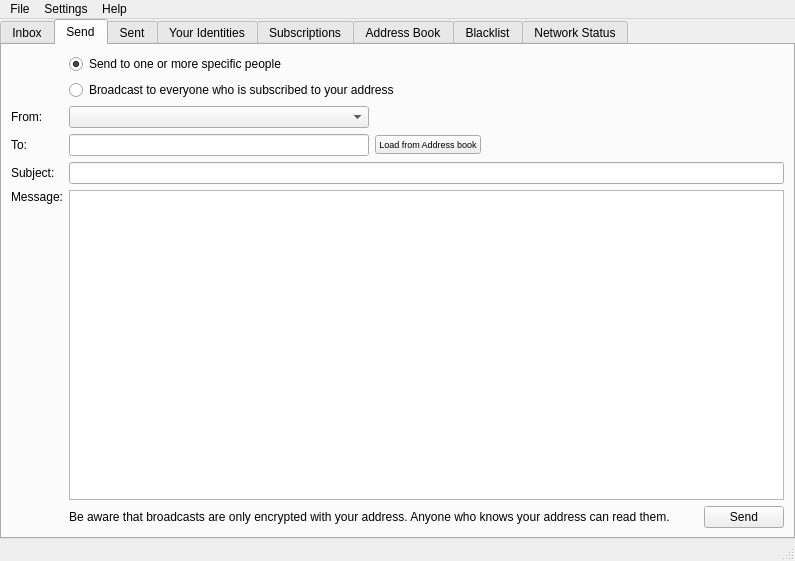
Above: src/bitmessageqt/bitmessageui.ui from Bitmessage/PyBitmessage before the change. Below: the same form after it.
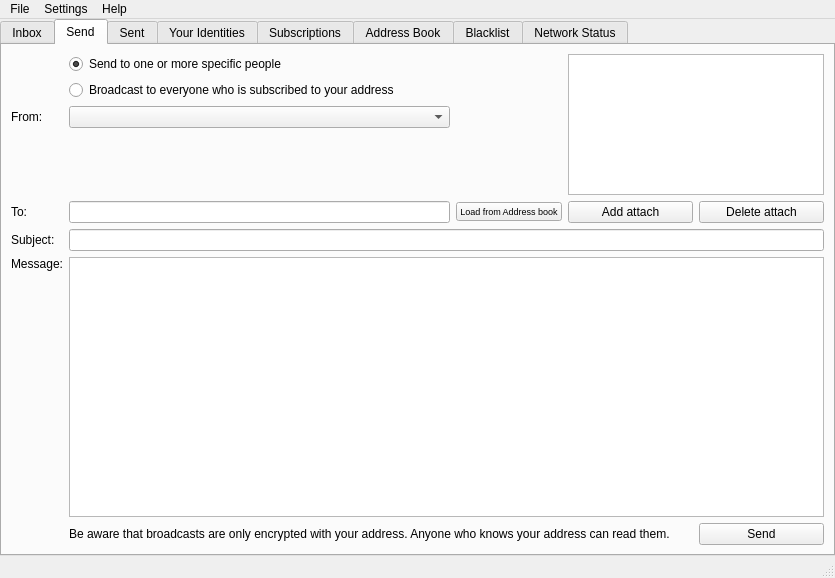
That is the form after the change. The open tabs and pages were chosen to show the change. Icons and pictures are not drawn.

```diff
--- a/src/bitmessageqt/bitmessageui.ui
+++ b/src/bitmessageqt/bitmessageui.ui
@@ -6,8 +6,8 @@
    <rect>
     <x>0</x>
     <y>0</y>
-    <width>795</width>
-    <height>561</height>
+    <width>835</width>
+    <height>578</height>
    </rect>
   </property>
   <property name="windowTitle">
@@ -152,19 +152,7 @@
         <string>Send</string>
        </attribute>
        <layout class="QGridLayout" name="gridLayout_2">
-        <item row="3" column="2" colspan="2">
-         <widget class="QPushButton" name="pushButtonLoadFromAddressBook">
-          <property name="font">
-           <font>
-            <pointsize>7</pointsize>
-           </font>
-          </property>
-          <property name="text">
-           <string>Load from Address book</string>
-          </property>
-         </widget>
-        </item>
-        <item row="5" column="0">
+        <item row="10" column="0">
          <widget class="QLabel" name="label_4">
           <property name="text">
            <string>Message:</string>
@@ -181,20 +169,13 @@
           </property>
          </widget>
         </item>
-        <item row="4" column="0">
+        <item row="9" column="0">
          <widget class="QLabel" name="label_3">
           <property name="text">
            <string>Subject:</string>
           </property>
          </widget>
         </item>
-        <item row="2" column="2" colspan="3">
-         <widget class="QLabel" name="labelFrom">
-          <property name="text">
-           <string/>
-          </property>
-         </widget>
-        </item>
         <item row="0" column="1">
          <widget class="QRadioButton" name="radioButtonSpecific">
           <property name="text">
@@ -205,21 +186,28 @@
           </property>
          </widget>
         </item>
-        <item row="3" column="1">
+        <item row="6" column="1">
          <widget class="QLineEdit" name="lineEditTo"/>
         </item>
-        <item row="5" column="1" rowspan="2" colspan="5">
+        <item row="10" column="1" rowspan="2" colspan="5">
          <widget class="QTextEdit" name="textEditMessage">
           <property name="html">
            <string>&lt;!DOCTYPE HTML PUBLIC &quot;-//W3C//DTD HTML 4.0//EN&quot; &quot;http://www.w3.org/TR/REC-html40/strict.dtd&quot;&gt;
 &lt;html&gt;&lt;head&gt;&lt;meta name=&quot;qrichtext&quot; content=&quot;1&quot; /&gt;&lt;style type=&quot;text/css&quot;&gt;
 p, li { white-space: pre-wrap; }
-&lt;/style&gt;&lt;/head&gt;&lt;body style=&quot; font-family:'MS Shell Dlg 2'; font-size:9pt; font-weight:400; font-style:normal;&quot;&gt;
-&lt;p style=&quot;-qt-paragraph-type:empty; margin-top:0px; margin-bottom:0px; margin-left:0px; margin-right:0px; -qt-block-indent:0; text-indent:0px;&quot;&gt;&lt;br /&gt;&lt;/p&gt;&lt;/body&gt;&lt;/html&gt;</string>
+&lt;/style&gt;&lt;/head&gt;&lt;body style=&quot; font-family:'Sans'; font-size:9pt; font-weight:400; font-style:normal;&quot;&gt;
+&lt;p style=&quot;-qt-paragraph-type:empty; margin-top:0px; margin-bottom:0px; margin-left:0px; margin-right:0px; -qt-block-indent:0; text-indent:0px; font-family:'MS Shell Dlg 2';&quot;&gt;&lt;br /&gt;&lt;/p&gt;&lt;/body&gt;&lt;/html&gt;</string>
           </property>
          </widget>
         </item>
-        <item row="3" column="0">
+        <item row="1" column="1" colspan="3">
+         <widget class="QRadioButton" name="radioButtonBroadcast">
+          <property name="text">
+           <string>Broadcast to everyone who is subscribed to your address</string>
+          </property>
+         </widget>
+        </item>
+        <item row="6" column="0">
          <widget class="QLabel" name="label">
           <property name="text">
            <string>To:</string>
@@ -233,7 +221,7 @@
           </property>
          </widget>
         </item>
-        <item row="6" column="0">
+        <item row="11" column="0">
          <spacer name="verticalSpacer">
           <property name="orientation">
            <enum>Qt::Vertical</enum>
@@ -246,41 +234,21 @@
           </property>
          </spacer>
         </item>
-        <item row="1" column="1" colspan="3">
-         <widget class="QRadioButton" name="radioButtonBroadcast">
-          <property name="text">
-           <string>Broadcast to everyone who is subscribed to your address</string>
-          </property>
-         </widget>
-        </item>
-        <item row="4" column="1" colspan="5">
+        <item row="9" column="1" colspan="5">
          <widget class="QLineEdit" name="lineEditSubject">
           <property name="text">
            <string/>
           </property>
          </widget>
         </item>
-        <item row="3" column="4">
-         <spacer name="horizontalSpacer_6">
-          <property name="orientation">
-           <enum>Qt::Horizontal</enum>
-          </property>
-          <property name="sizeHint" stdset="0">
-           <size>
-            <width>20</width>
-            <height>20</height>
-           </size>
-          </property>
-         </spacer>
-        </item>
-        <item row="7" column="5">
+        <item row="12" column="5">
          <widget class="QPushButton" name="pushButtonSend">
           <property name="text">
            <string>Send</string>
           </property>
          </widget>
         </item>
-        <item row="7" column="1" colspan="4">
+        <item row="12" column="1" colspan="4">
          <widget class="QLabel" name="labelSendBroadcastWarning">
           <property name="enabled">
            <bool>true</bool>
@@ -299,6 +267,42 @@
           </property>
          </widget>
         </item>
+        <item row="6" column="2" colspan="2">
+         <widget class="QPushButton" name="pushButtonLoadFromAddressBook">
+          <property name="font">
+           <font>
+            <pointsize>7</pointsize>
+           </font>
+          </property>
+          <property name="text">
+           <string>Load from Address book</string>
+          </property>
+         </widget>
+        </item>
+        <item row="0" column="4" rowspan="4" colspan="2">
+         <widget class="QListWidget" name="attachmentListSend"/>
+        </item>
+        <item row="6" column="5">
+         <widget class="QPushButton" name="DelAttach">
+          <property name="text">
+           <string>Delete attach</string>
+          </property>
+         </widget>
+        </item>
+        <item row="6" column="4">
+         <widget class="QPushButton" name="AddAttach">
+          <property name="text">
+           <string>Add attach</string>
+          </property>
+         </widget>
+        </item>
+        <item row="3" column="1">
+         <widget class="QLabel" name="labelFrom">
+          <property name="text">
+           <string/>
+          </property>
+         </widget>
+        </item>
        </layout>
       </widget>
       <widget class="QWidget" name="sent">
@@ -924,8 +928,8 @@
     <rect>
      <x>0</x>
      <y>0</y>
-     <width>795</width>
-     <height>18</height>
+     <width>835</width>
+     <height>25</height>
     </rect>
    </property>
    <widget class="QMenu" name="menuFile">
```
Left out of the diff: 37 changed lines with no effect on the pictures.
